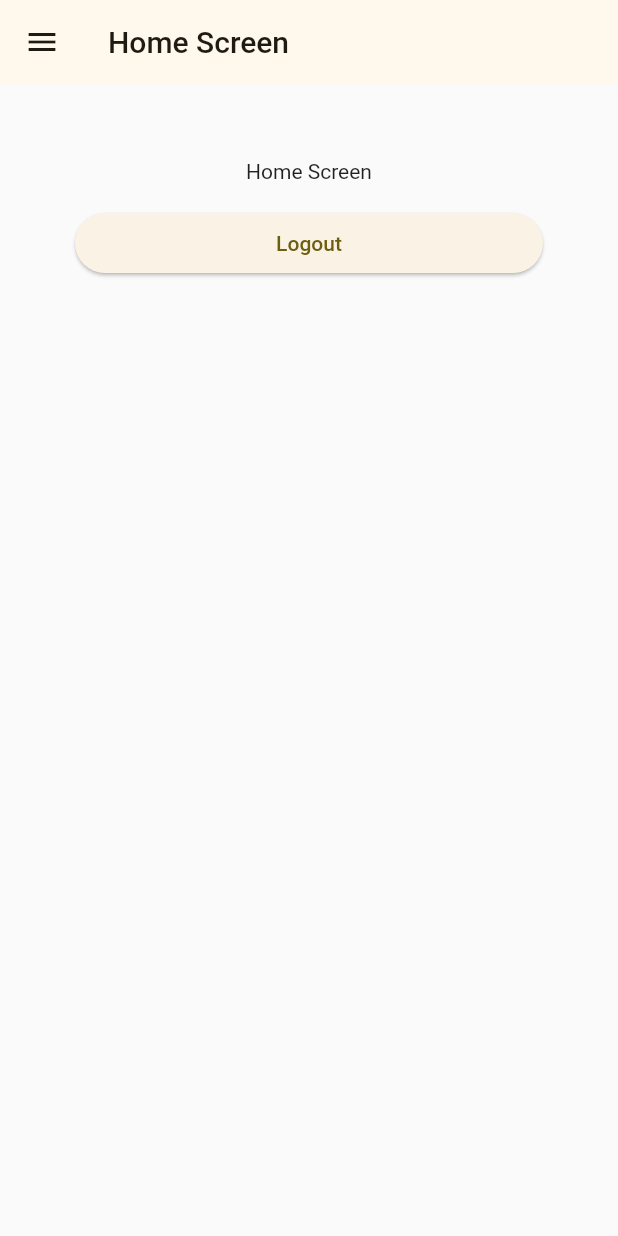
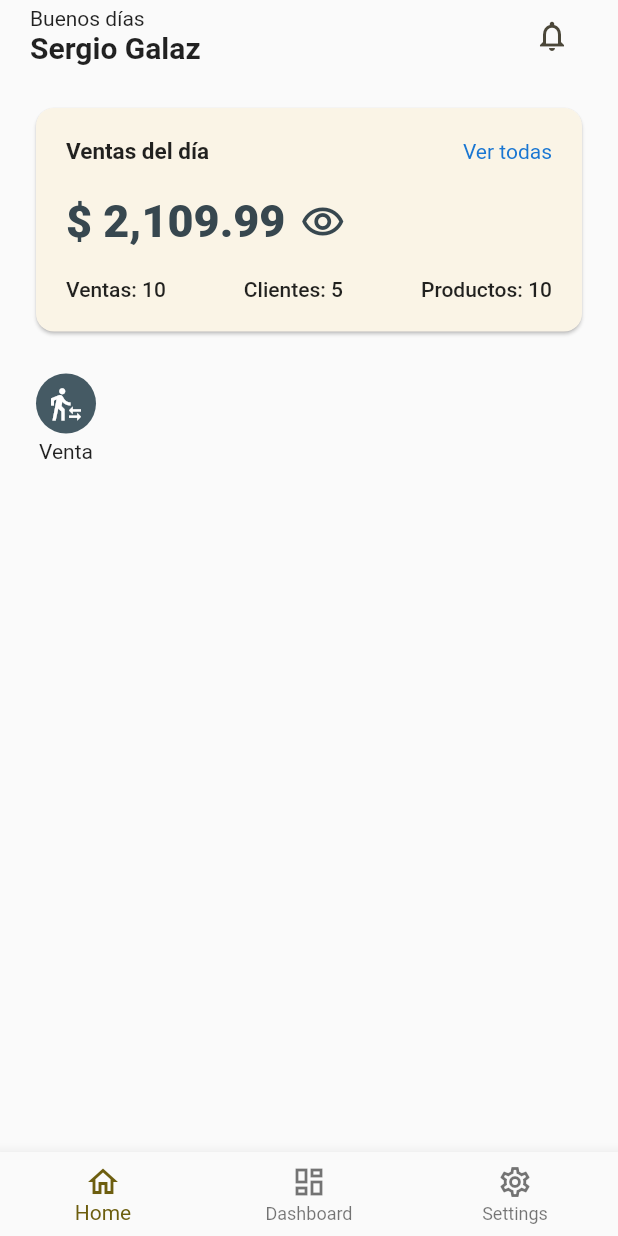
Before and after one commit to ga1az/auth_supabase_flutter, a Flutter app: the HomeScreen screen opened by its route, on a phone screen of 412 x 824 dp. Run offline on Flutter 3.47's test engine with Material 2 defaults, Android fonts, the phone set to English and light mode, and no system bars; our stand-ins replace flutter_dotenv, go_router, supabase_flutter; accounts and stored records are empty; network calls fail.

Commit message:
Update UI components and add new widgets

```diff
--- /dev/null
+++ b/lib/features/common/presentation/screens/base_screen_drawer.dart
@@ -0,0 +1,45 @@
+import 'package:flutter/material.dart';
+import 'package:google_login/features/home/presentation/widgets/sidebar_widget.dart';
+
+abstract class BaseScreenDrawer extends StatefulWidget {
+  const BaseScreenDrawer({super.key});
+
+  Widget body(BuildContext context);
+  @override
+  State<BaseScreenDrawer> createState() => _BaseScreenDrawerState();
+}
+
+class _BaseScreenDrawerState extends State<BaseScreenDrawer> {
+  int _currentIndex = 0;
+
+  @override
+  Widget build(BuildContext context) {
+    return Scaffold(
+      body: Builder(
+        builder: (BuildContext context) => widget.body(context),
+      ),
+      bottomNavigationBar: BottomNavigationBar(
+        currentIndex: _currentIndex,
+        items: const [
+          BottomNavigationBarItem(
+            icon: Icon(Icons.home_outlined),
+            label: 'Home',
+          ),
+          BottomNavigationBarItem(
+            icon: Icon(Icons.dashboard_outlined),
+            label: 'Dashboard',
+          ),
+          BottomNavigationBarItem(
+            icon: Icon(Icons.settings_outlined),
+            label: 'Settings',
+          ),
+        ],
+        onTap: (index) {
+          setState(() {
+            _currentIndex = index;
+          });
+        },
+      ),
+    );
+  }
+}
--- /dev/null
+++ b/lib/features/common/presentation/widgets/icon_button_text.widget.dart
@@ -0,0 +1,36 @@
+import 'package:flutter/material.dart';
+
+class IconButtonText extends StatefulWidget {
+  final String text;
+  final IconData icon;
+  final VoidCallback onPressed;
+
+  const IconButtonText(
+      {super.key,
+      required this.text,
+      required this.icon,
+      required this.onPressed});
+
+  @override
+  State<IconButtonText> createState() => _IconButtonTextState();
+}
+
+class _IconButtonTextState extends State<IconButtonText> {
+  @override
+  Widget build(BuildContext context) {
+    return Column(
+      children: [
+        IconButton(
+          onPressed: widget.onPressed,
+          icon: Icon(widget.icon),
+          style: ButtonStyle(
+              backgroundColor:
+                  MaterialStatePropertyAll(Colors.blueGrey.shade700),
+              iconColor: const MaterialStatePropertyAll(Colors.white),
+              overlayColor: MaterialStatePropertyAll(Colors.blueGrey.shade500)),
+        ),
+        Text(widget.text)
+      ],
+    );
+  }
+}
--- a/lib/features/home/presentation/screens/home_screen.dart
+++ b/lib/features/home/presentation/screens/home_screen.dart
@@ -1,31 +1,33 @@
 import 'package:flutter/material.dart';
-import 'package:go_router/go_router.dart';
-import 'package:google_login/features/home/presentation/widgets/sidebar_widget.dart';
-import 'package:google_login/main_local.dart';
+import 'package:google_login/features/common/presentation/screens/base_screen_drawer.dart';
+import 'package:google_login/features/common/presentation/widgets/icon_button_text.widget.dart';
+import 'package:google_login/features/home/presentation/widgets/card_balance_widget.dart';
+import 'package:google_login/features/home/presentation/widgets/navbar_home_widget.dart';
 
-class HomeScreen extends StatelessWidget {
+class HomeScreen extends BaseScreenDrawer {
   const HomeScreen({Key? key}) : super(key: key);
 
   @override
-  Widget build(BuildContext context) {
-    return Scaffold(
-        drawer: const SidebarWidget(),
-        appBar: AppBar(
-          title: const Text('Home Screen'),
-        ),
-        body: ListView(
-          padding: const EdgeInsets.all(50),
-          children: [
-            const Center(child: Text("Home Screen")),
-            Text(supabase.auth.currentUser!.email ?? "No email"),
-            ElevatedButton(
-              onPressed: () {
-                supabase.auth.signOut();
-                GoRouter.of(context).go('/login');
-              },
-              child: const Text("Logout"),
-            ),
-          ],
-        ));
+  Widget body(BuildContext context) {
+    return SafeArea(
+      child: ListView(
+        padding: const EdgeInsets.symmetric(horizontal: 20),
+        children: [
+          const NavbarHome(),
+          const SizedBox(height: 20),
+          const CardBalance(),
+          const SizedBox(height: 20),
+          Row(
+            mainAxisAlignment: MainAxisAlignment.spaceBetween,
+            children: [
+              IconButtonText(
+                  text: 'Venta',
+                  icon: Icons.transfer_within_a_station_outlined,
+                  onPressed: () {})
+            ],
+          )
+        ],
+      ),
+    );
   }
 }
--- /dev/null
+++ b/lib/features/home/presentation/widgets/card_balance_widget.dart
@@ -0,0 +1,81 @@
+import 'package:flutter/material.dart';
+
+class CardBalance extends StatelessWidget {
+  const CardBalance({
+    super.key,
+  });
+
+  @override
+  Widget build(BuildContext context) {
+    return Card(
+      surfaceTintColor: Colors.white,
+      child: Padding(
+        padding: const EdgeInsets.symmetric(horizontal: 20, vertical: 20),
+        child: Column(
+          children: [
+            Row(
+              mainAxisAlignment: MainAxisAlignment.spaceBetween,
+              children: [
+                const Text('Ventas del día',
+                    style:
+                        TextStyle(fontSize: 15, fontWeight: FontWeight.bold)),
+                InkWell(
+                  onTap: () {},
+                  child: Text(
+                    'Ver todas',
+                    style: TextStyle(color: Colors.blue.shade700),
+                  ),
+                )
+              ],
+            ),
+            const SizedBox(height: 20),
+            InkWell(
+                onTap: () {},
+                child: Row(
+                  children: [
+                    Text(
+                      '\$ ',
+                      style: TextStyle(
+                          color: Colors.blueGrey.shade800,
+                          fontWeight: FontWeight.w900,
+                          fontSize: 30),
+                    ),
+                    Text(
+                      '2,109.99',
+                      style: TextStyle(
+                          color: Colors.blueGrey.shade800,
+                          fontWeight: FontWeight.w900,
+                          fontSize: 30),
+                    ),
+                    const SizedBox(width: 10),
+                    Icon(
+                      Icons.remove_red_eye_outlined,
+                      color: Colors.blueGrey.shade800,
+                      size: 30,
+                    )
+                  ],
+                )),
+            const SizedBox(height: 20),
+            const Row(
+              mainAxisAlignment: MainAxisAlignment.spaceBetween,
+              children: [
+                Text(
+                  'Ventas: 10',
+                  style: TextStyle(fontWeight: FontWeight.w500),
+                ),
+                Text(
+                  'Clientes: 5',
+                  style: TextStyle(fontWeight: FontWeight.w500),
+                ),
+                Text(
+                  'Productos: 10',
+                  style: TextStyle(fontWeight: FontWeight.w500),
+                )
+              ],
+            )
+          ],
+        ),
+      ),
+    );
+  }
+}
--- /dev/null
+++ b/lib/features/home/presentation/widgets/navbar_home_widget.dart
@@ -0,0 +1,32 @@
+import 'package:flutter/material.dart';
+
+class NavbarHome extends StatelessWidget {
+  const NavbarHome({
+    super.key,
+  });
+
+  @override
+  Widget build(BuildContext context) {
+    return Row(
+      mainAxisAlignment: MainAxisAlignment.spaceBetween,
+      children: [
+        const Column(
+          crossAxisAlignment: CrossAxisAlignment.start,
+          children: [
+            Text('Buenos días'),
+            Text('Sergio Galaz',
+                style: TextStyle(fontSize: 20, fontWeight: FontWeight.bold)),
+          ],
+        ),
+        Row(
+          children: [
+            IconButton(
+              onPressed: () {},
+              icon: const Icon(Icons.notifications_outlined),
+            ),
+          ],
+        )
+      ],
+    );
+  }
+}
--- a/lib/features/home/presentation/widgets/sidebar_widget.dart
+++ b/lib/features/home/presentation/widgets/sidebar_widget.dart
@@ -23,7 +23,7 @@ class SidebarWidget extends StatelessWidget {
         ),
         child: const Column(
           children: [
-            Text('BAZZA'),
+            Text('GESTOR'),
           ],
         ),
       );
@@ -40,7 +40,7 @@ class SidebarWidget extends StatelessWidget {
               leading: const Icon(Icons.dashboard_outlined),
               title: const Text('Dashboard'),
               onTap: () {},
-            )
+            ),
           ],
         ),
       );
```
